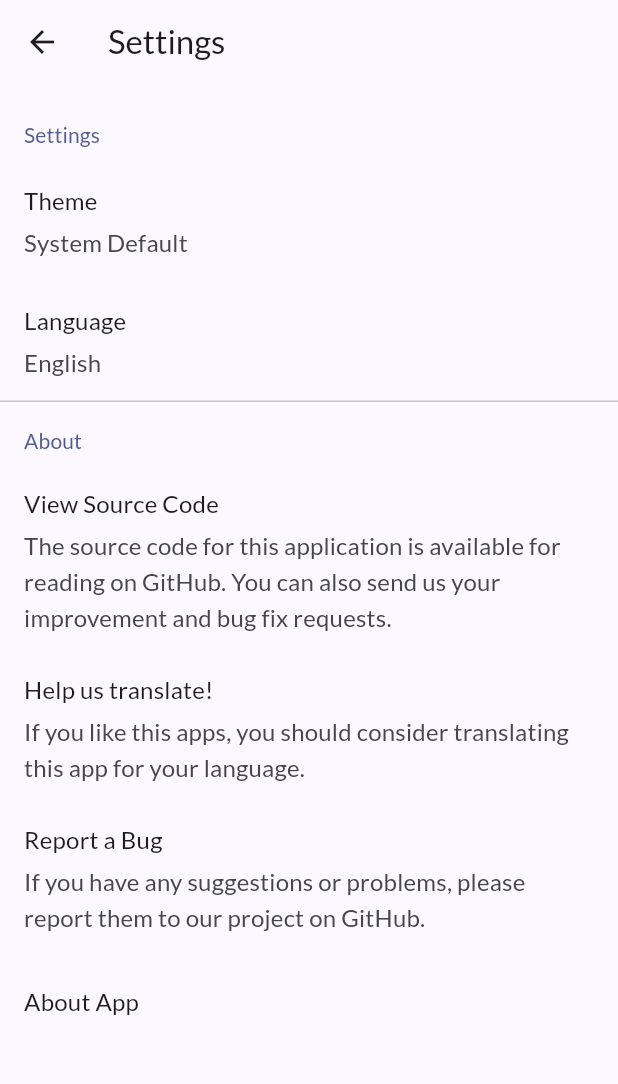
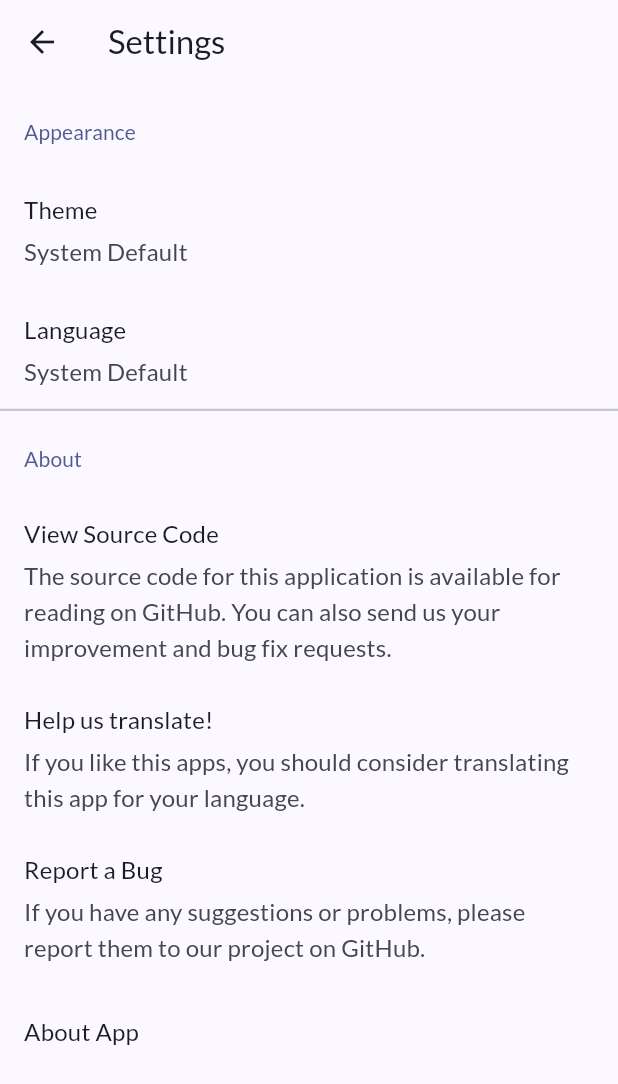
Before and after one commit to NguyenHienNg/Note-App, a Flutter app: the screen it shows after launch, after a tap on the "settings" icon, on a phone screen of 412 x 824 dp. Shown: the top 1084 px of the screen. Run offline on Flutter 3.47's test engine with Material 3 defaults, Android fonts, the phone set to English and light mode, and no system bars; our stand-ins replace google_fonts, package_info_plus, shared_preferences; missing offline and left inert: slang; generated files the repository leaves out were written again.

Commit message:
Update App v1.0.0

```diff
--- a/lib/main.dart
+++ b/lib/main.dart
@@ -1,12 +1,38 @@
+import 'dart:ui';
 import 'package:flutter/material.dart';
 import 'package:provider/provider.dart';
 import 'package:google_fonts/google_fonts.dart';
+import 'package:shared_preferences/shared_preferences.dart';
 import 'providers/note_provider.dart';
 import 'providers/theme_provider.dart';
 import 'screens/home_screen.dart';
 import 'i18n/strings.g.dart';
 
-void main() {
+Future<String> getInitialLanguage() async {
+  final prefs = await SharedPreferences.getInstance();
+  final savedLang = prefs.getString('app_language');
+  if (savedLang == null || savedLang == 'sys') {
+    String deviceLang = window.locale.languageCode;
+    if (deviceLang != 'vi' && deviceLang != 'en') {
+      deviceLang = 'en';
+    }
+    return deviceLang;
+  } else {
+    return savedLang;
+  }
+}
+
+Future<void> main() async {
+  WidgetsFlutterBinding.ensureInitialized();
+
+  // Thiết lập ngôn ngữ ban đầu dựa trên thiết bị hoặc SharedPreferences
+  final initialLanguage = await getInitialLanguage();
+  if (initialLanguage == 'vi') {
+    LocaleSettings.setLocale(AppLocale.vi);
+  } else {
+    LocaleSettings.setLocale(AppLocale.en);
+  }
+
   runApp(
     TranslationProvider(
       child: MyApp(),
@@ -28,9 +54,8 @@ class MyApp extends StatelessWidget {
       child: Consumer<ThemeProvider>(
         builder: (context, themeProvider, child) {
           return MaterialApp(
-            title:'Note',
+            title: 'Note',
             debugShowCheckedModeBanner: false,
-            // Cấu hình Theme Material 3
             themeMode: themeProvider.themeMode,
             theme: _buildTheme(Brightness.light),
             darkTheme: _buildTheme(Brightness.dark),
@@ -41,14 +66,12 @@ class MyApp extends StatelessWidget {
     );
   }
 
-  // Hàm tạo Theme Data theo chuẩn Material 3
   ThemeData _buildTheme(Brightness brightness) {
     final baseTheme = ThemeData(
       brightness: brightness,
-      colorSchemeSeed: Colors.indigo, // Thay đổi màu này để có chủ đề màu khác
+      colorSchemeSeed: Colors.indigo,
       useMaterial3: true,
     );
-
     return baseTheme.copyWith(
       textTheme: GoogleFonts.latoTextTheme(baseTheme.textTheme),
     );
--- a/lib/providers/theme_provider.dart
+++ b/lib/providers/theme_provider.dart
@@ -1,12 +1,38 @@
 import 'package:flutter/material.dart';
+import 'package:shared_preferences/shared_preferences.dart';
 
 class ThemeProvider extends ChangeNotifier {
+  static const String themeKey = 'app_theme_mode';
+
   ThemeMode _themeMode = ThemeMode.system;
+
+  ThemeProvider() {
+    _loadThemeMode();
+  }
 
   ThemeMode get themeMode => _themeMode;
 
-  void setThemeMode(ThemeMode mode) {
+  void setThemeMode(ThemeMode mode) async {
     _themeMode = mode;
+    notifyListeners();
+    final prefs = await SharedPreferences.getInstance();
+    await prefs.setString(themeKey, mode.toString().split('.').last);
+  }
+
+  void _loadThemeMode() async {
+    final prefs = await SharedPreferences.getInstance();
+    final themeString = prefs.getString(themeKey);
+    switch (themeString) {
+      case 'light':
+        _themeMode = ThemeMode.light;
+        break;
+      case 'dark':
+        _themeMode = ThemeMode.dark;
+        break;
+      case 'system':
+      default:
+        _themeMode = ThemeMode.system;
+    }
     notifyListeners();
   }
 }
--- a/lib/screens/about_app_screen.dart
+++ b/lib/screens/about_app_screen.dart
@@ -11,7 +11,6 @@ class AboutAppScreen extends StatefulWidget {
 }
 
 class _AboutAppScreenState extends State<AboutAppScreen> {
-  String _appName = '';
   String _version = '';
   String _buildNumber = '';
 
@@ -24,7 +23,6 @@ class _AboutAppScreenState extends State<AboutAppScreen> {
   Future<void> _initPackageInfo() async {
     final PackageInfo packageInfo = await PackageInfo.fromPlatform();
     setState(() {
-      _appName = packageInfo.appName;
       _version = packageInfo.version;
       _buildNumber = packageInfo.buildNumber;
     });
@@ -56,7 +54,7 @@ class _AboutAppScreenState extends State<AboutAppScreen> {
             ),
             const SizedBox(height: 16),
             Text(
-              _appName.isNotEmpty ? _appName : t.about_app_screen.app_name_fallback, // Tên ứng dụng (fallback là 'Note')
+                t.about_app_screen.app_name_fallback, // Tên ứng dụng (fallback là 'Note')
               style: Theme.of(context).textTheme.headlineSmall?.copyWith(
                     fontWeight: FontWeight.bold,
                   ),
--- a/lib/screens/settings.dart
+++ b/lib/screens/settings.dart
@@ -1,5 +1,7 @@
+import 'dart:ui';
 import 'package:flutter/material.dart';
 import 'package:provider/provider.dart';
+import 'package:shared_preferences/shared_preferences.dart';
 import 'package:url_launcher/url_launcher.dart';
 import '../providers/theme_provider.dart';
 import 'about_app_screen.dart';
@@ -15,24 +17,41 @@ class SettingsScreen extends StatefulWidget {
 
 class _SettingsScreenState extends State<SettingsScreen> {
   final Uri _githubUrl = Uri.parse('https://github.com/NguyenHienNg/My-App');
+  // Giá trị ngôn ngữ được chọn: có thể là "en", "vi", hoặc "sys" (mặc định hệ thống)
+  String _selectedLanguageCode = "sys";
 
-  // Biến trạng thái cục bộ để theo dõi ngôn ngữ được chọn
-  String _selectedLanguageCode = "en";
   @override
   void initState() {
     super.initState();
-    // Trong thực tế, bạn sẽ tải ngôn ngữ đã lưu từ SharedPreferences ở đây
     _loadSelectedLanguage();
   }
 
-  // Hàm giả lập tải ngôn ngữ đã chọn
-  void _loadSelectedLanguage() {
-    // Đây là nơi bạn sẽ đọc từ SharedPreferences hoặc một nơi lưu trữ khác
-    // Ví dụ: final prefs = await SharedPreferences.getInstance();
-    // String? savedLang = prefs.getString('app_language');
+  // Hàm tải ngôn ngữ đã chọn từ SharedPreferences
+  void _loadSelectedLanguage() async {
+    final prefs = await SharedPreferences.getInstance();
+    final savedLang = prefs.getString('app_language');
     setState(() {
-      // _selectedLanguageCode = savedLang ?? 'vi';
+      _selectedLanguageCode = savedLang ?? 'sys';
     });
+    // Nếu lưu là hệ thống, lấy ngôn ngữ của hệ thống
+    if (_selectedLanguageCode == 'sys') {
+      String deviceLang = window.locale.languageCode;
+      if (deviceLang != 'vi' && deviceLang != 'en') {
+        deviceLang = 'en';
+      }
+      if (deviceLang == 'vi') {
+        LocaleSettings.setLocale(AppLocale.vi);
+      } else {
+        LocaleSettings.setLocale(AppLocale.en);
+      }
+    } else {
+      // Nếu lưu là "vi" hoặc "en"
+      if (_selectedLanguageCode == 'vi') {
+        LocaleSettings.setLocale(AppLocale.vi);
+      } else {
+        LocaleSettings.setLocale(AppLocale.en);
+      }
+    }
   }
 
   Future<void> _launchUrl(Uri url, BuildContext context) async {
@@ -62,17 +81,42 @@ class _SettingsScreenState extends State<SettingsScreen> {
               ),
             ),
             RadioListTile<String>(
-              title: Text(t.settings_screen.language_vietnamese),
-              value: 'vi',
+              title: Text(t.settings_screen.language_system), // Bạn cần đảm bảo đã thêm chuỗi này vào strings.g.dart
+              value: 'sys',
               groupValue: _selectedLanguageCode,
-              onChanged: (String? value) {
+              onChanged: (String? value) async {
                 if (value != null) {
                   setState(() {
                     _selectedLanguageCode = value;
                   });
-                  LocaleSettings.setLocale(AppLocale.vi); // đổi ngôn ngữ runtime
-                  // Trong thực tế, bạn sẽ lưu ngôn ngữ đã chọn vào SharedPreferences ở đây
-                  // Và sau đó thông báo cho MaterialApp để thay đổi Locale.
+                  // Lấy ngôn ngữ của hệ thống
+                  String deviceLang = window.locale.languageCode;
+                  if (deviceLang != 'vi' && deviceLang != 'en') {
+                    deviceLang = 'en';
+                  }
+                  if (deviceLang == 'vi') {
+                    LocaleSettings.setLocale(AppLocale.vi);
+                  } else {
+                    LocaleSettings.setLocale(AppLocale.en);
+                  }
+                  final prefs = await SharedPreferences.getInstance();
+                  await prefs.setString('app_language', value);
+                  Navigator.pop(ctx);
+                }
+              },
+            ),
+            RadioListTile<String>(
+              title: Text(t.settings_screen.language_vietnamese),
+              value: 'vi',
+              groupValue: _selectedLanguageCode,
+              onChanged: (String? value) async {
+                if (value != null) {
+                  setState(() {
+                    _selectedLanguageCode = value;
+                  });
+                  LocaleSettings.setLocale(AppLocale.vi);
+                  final prefs = await SharedPreferences.getInstance();
+                  await prefs.setString('app_language', value);
                   Navigator.pop(ctx);
                 }
               },
@@ -81,18 +125,18 @@ class _SettingsScreenState extends State<SettingsScreen> {
               title: Text(t.settings_screen.language_english),
               value: 'en',
               groupValue: _selectedLanguageCode,
-              onChanged: (String? value) {
+              onChanged: (String? value) async {
                 if (value != null) {
                   setState(() {
                     _selectedLanguageCode = value;
                   });
-                  LocaleSettings.setLocale(AppLocale.en); // đổi ngôn ngữ runtime
-                  // Lưu và thông báo MaterialApp
+                  LocaleSettings.setLocale(AppLocale.en);
+                  final prefs = await SharedPreferences.getInstance();
+                  await prefs.setString('app_language', value);
                   Navigator.pop(ctx);
                 }
               },
             ),
-            // Bạn có thể thêm các ngôn ngữ khác ở đây
             const SizedBox(height: 20),
           ],
         );
@@ -100,9 +144,11 @@ class _SettingsScreenState extends State<SettingsScreen> {
     );
   }
 
-  // Hàm helper để lấy tên ngôn ngữ hiển thị
+  // Hàm helper để lấy tên hiển thị ngôn ngữ dựa trên code
   String _getLanguageName(String code) {
     switch (code) {
+      case 'sys':
+        return t.settings_screen.language_system;
       case 'vi':
         return t.settings_screen.language_vietnamese;
       case 'en':
@@ -133,7 +179,8 @@ class _SettingsScreenState extends State<SettingsScreen> {
     VoidCallback? onTap,
   }) {
     return ListTile(
-      contentPadding: const EdgeInsets.symmetric(horizontal: 16.0, vertical: 4.0),
+      contentPadding:
+          const EdgeInsets.symmetric(horizontal: 16.0, vertical: 4.0),
       title: Text(
         title,
         style: Theme.of(context).textTheme.titleMedium,
@@ -143,10 +190,13 @@ class _SettingsScreenState extends State<SettingsScreen> {
               padding: const EdgeInsets.only(top: 4.0),
               child: Text(
                 subtitle,
-                style: Theme.of(context).textTheme.titleMedium?.copyWith(
-                  color: Theme.of(context).colorScheme.onSurfaceVariant,
-                  fontWeight: FontWeight.normal,
-                ),
+                style: Theme.of(context)
+                    .textTheme
+                    .titleMedium
+                    ?.copyWith(
+                      color: Theme.of(context).colorScheme.onSurfaceVariant,
+                      fontWeight: FontWeight.normal,
+                    ),
               ),
             )
           : null,
@@ -155,7 +205,8 @@ class _SettingsScreenState extends State<SettingsScreen> {
     );
   }
 
-  void _showThemeSelectionSheet(BuildContext context, ThemeProvider themeProvider) {
+  void _showThemeSelectionSheet(
+      BuildContext context, ThemeProvider themeProvider) {
     showModalBottomSheet(
       context: context,
       builder: (ctx) {
@@ -230,29 +281,28 @@ class _SettingsScreenState extends State<SettingsScreen> {
       ),
       body: SafeArea(
         child: ListView(
-          padding: const EdgeInsets.symmetric(horizontal: 0.0, vertical: 8.0),
+          padding:
+              const EdgeInsets.symmetric(horizontal: 0.0, vertical: 8.0),
           children: [
+            const SizedBox(height: 14.0),
+            _buildSectionHeader(context, t.settings_screen.section_appearance),
             const SizedBox(height: 16.0),
-            _buildSectionHeader(context, t.settings_screen.section_settings),
-            const SizedBox(height: 8.0),
             _buildSettingsItem(
               context,
               title: t.settings_screen.theme_title,
               subtitle: _getThemeModeName(themeProvider.themeMode),
               onTap: () => _showThemeSelectionSheet(context, themeProvider),
             ),
-            // THÊM MỤC NGÔN NGỮ MỚI
             _buildSettingsItem(
               context,
               title: t.settings_screen.language_title,
-              subtitle: _getLanguageName(_selectedLanguageCode), // Hiển thị ngôn ngữ đang chọn
-              onTap: () => _showLanguageSelectionSheet(context), // Mở sheet chọn ngôn ngữ
+              subtitle: _getLanguageName(_selectedLanguageCode),
+              onTap: () => _showLanguageSelectionSheet(context),
             ),
-            const Divider(height: 0, thickness: 1), // Đường kẻ phân cách giữa các nhóm
+            const Divider(height: 0, thickness: 1.5),
+            const SizedBox(height: 22.0),
+            _buildSectionHeader(context, t.settings_screen.section_about),
             const SizedBox(height: 16.0),
-
-            _buildSectionHeader(context, t.settings_screen.section_about),
-            const SizedBox(height: 8.0),
             _buildSettingsItem(
               context,
               title: t.settings_screen.view_source_title,
@@ -277,11 +327,12 @@ class _SettingsScreenState extends State<SettingsScreen> {
               onTap: () {
                 Navigator.push(
                   context,
-                  MaterialPageRoute(builder: (context) => const AboutAppScreen()),
+                  MaterialPageRoute(
+                      builder: (context) => const AboutAppScreen()),
                 );
               },
             ),
-            const SizedBox(height: 16.0),
+            const SizedBox(height: 0),
           ],
         ),
       ),
--- a/pubspec.yaml
+++ b/pubspec.yaml
@@ -1,4 +1,4 @@
-name: Note
+name: Notes
 description: "A new Flutter project."
 # The following line prevents the package from being accidentally published to
 # pub.dev using `flutter pub publish`. This is preferred for private packages.
```
Also changed, not shown: assets/i18n/en.i18n.json (+6 -5 lines), assets/i18n/vi.i18n.json (+7 -6 lines), lib/i18n/strings.g.dart, lib/i18n/strings_en.g.dart, lib/i18n/strings_vi.g.dart, 1 other file.
